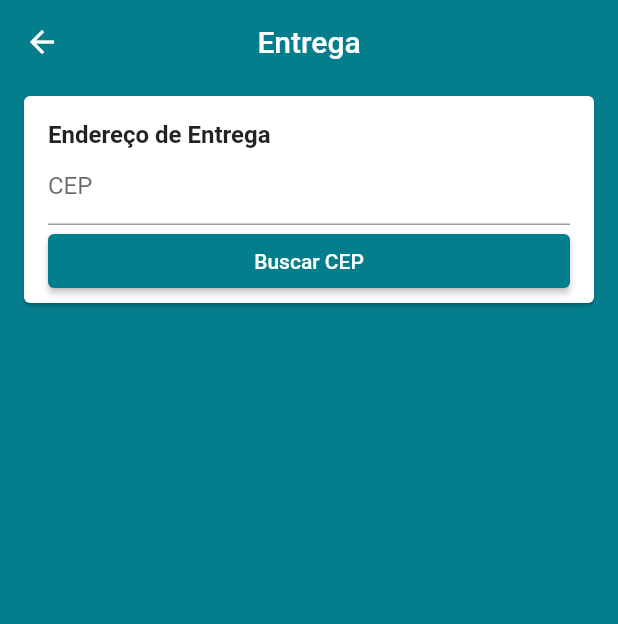
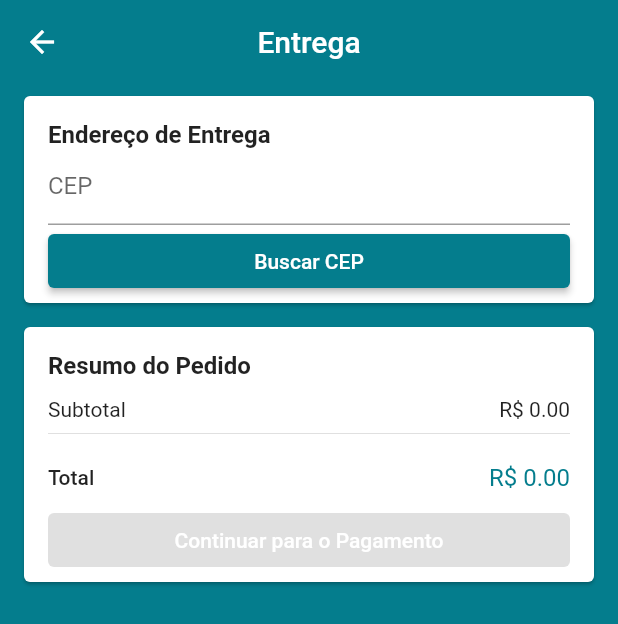
Before and after one commit to ed2aplicativos/game-store, a Flutter app: the CartScreen screen opened by its route, after a tap on "Continuar para Entrega", on a phone screen of 412 x 824 dp. Shown: the top 624 px of the screen. Run offline on Flutter 3.47's test engine with Material 2 defaults, Android fonts, the phone set to English and light mode, and no system bars; our stand-ins replace brasil_fields, carousel_pro, cloud_firestore, dio, firebase_auth, firebase_storage and 4 more; missing offline and left inert: alphabet_list_scroll_view; accounts and stored records are empty.

Commit message:
Exibindo a Taxa de Entrega

```diff
--- a/lib/common/price_card.dart
+++ b/lib/common/price_card.dart
@@ -12,6 +12,8 @@ class PriceCard extends StatelessWidget {
   Widget build(BuildContext context) {
     final cartManager = context.watch<CartManager>();
     final productsPrice = cartManager.productsPrice;
+    final deliveryPrice = cartManager.deliveryPrice;
+    final totalPrice = cartManager.totalPrice;
 
     return Card(
       margin: const EdgeInsets.symmetric(horizontal: 16, vertical: 8),
@@ -39,6 +41,17 @@ class PriceCard extends StatelessWidget {
               ],
             ),
             const Divider(),
+            if(deliveryPrice != null)
+              ...[
+                Row(
+                  mainAxisAlignment: MainAxisAlignment.spaceBetween,
+                  children: <Widget>[
+                    const Text('Entrega'),
+                    Text('R\$ ${deliveryPrice.toStringAsFixed(2)}')
+                  ],
+                ),
+                const Divider(),
+              ],
             const SizedBox(
               height: 12,
             ),
@@ -50,7 +63,7 @@ class PriceCard extends StatelessWidget {
                   style: TextStyle(fontWeight: FontWeight.w500),
                 ),
                 Text(
-                  'R\$ ${productsPrice.toStringAsFixed(2)}',
+                  'R\$ ${totalPrice.toStringAsFixed(2)}',
                   style: TextStyle(
                     color: Theme.of(context).primaryColor,
                     fontSize: 16,
--- a/lib/models/cart_manager.dart
+++ b/lib/models/cart_manager.dart
@@ -7,7 +7,7 @@ import 'package:new_game_store/models/cart_product.dart';
 import 'package:new_game_store/models/product.dart';
 import 'package:new_game_store/models/user.dart';
 import 'package:new_game_store/models/user_manager.dart';
-import 'package:new_game_store/screens/address/address_screen.dart';
+
 import 'package:new_game_store/services/cepaperto_service.dart';
 
 class CartManager extends ChangeNotifier {
@@ -18,6 +18,8 @@ class CartManager extends ChangeNotifier {
 
   num productsPrice = 0.0;
   num deliveryPrice;
+
+  num get totalPrice => productsPrice + (deliveryPrice ?? 0);
 
   final Firestore firestore = Firestore.instance;
 
@@ -95,6 +97,8 @@ class CartManager extends ChangeNotifier {
     return true;
   }
 
+  bool get isAddressValid => address != null && deliveryPrice != null;
+
   // ADDRESS
 
   Future<void> getAddress(String cep) async {
@@ -122,6 +126,7 @@ class CartManager extends ChangeNotifier {
   Future<void> setAddress(Address address) async {
     if(await calculateDelivery(address.lat, address.long)){
       print('price $deliveryPrice');
+      notifyListeners();
     } else {
       return Future.error('Endereço fora do raio de entrega :(');
     }
@@ -129,6 +134,7 @@ class CartManager extends ChangeNotifier {
 
   void removeAddress() {
     address = null;
+    deliveryPrice = null;
     notifyListeners();
   }
 
--- a/lib/screens/address/address_screen.dart
+++ b/lib/screens/address/address_screen.dart
@@ -1,5 +1,8 @@
 import 'package:flutter/material.dart';
+import 'package:new_game_store/common/price_card.dart';
+import 'package:new_game_store/models/cart_manager.dart';
 import 'package:new_game_store/screens/address/components/address_card.dart';
+import 'package:provider/provider.dart';
 
 class AddressScreen extends StatelessWidget {
   @override
@@ -12,6 +15,16 @@ class AddressScreen extends StatelessWidget {
       body: ListView(
         children: [
           AddressCard(),
+          Consumer<CartManager>(
+            builder: (_, cartManager, __){
+              return PriceCard(
+                buttonText: 'Continuar para o Pagamento',
+                onPressed: cartManager.isAddressValid ? (){
+
+                } : null,
+              );
+            },
+          ),
         ],
       ),
     );
--- a/lib/screens/address/components/address_input_field.dart
+++ b/lib/screens/address/components/address_input_field.dart
@@ -12,11 +12,12 @@ class AddressInputField extends StatelessWidget {
   @override
   Widget build(BuildContext context) {
     final primaryColor = Theme.of(context).primaryColor;
+    final cartManager = context.watch<CartManager>();
 
     String emptyValidator(String text) =>
         text.isEmpty ? 'Campo obrigatório' : null;
 
-    if (address.zipCode != null)
+    if (address.zipCode != null && cartManager.deliveryPrice == null)
       return Column(
         crossAxisAlignment: CrossAxisAlignment.stretch,
         children: <Widget>[
@@ -151,7 +152,14 @@ class AddressInputField extends StatelessWidget {
           ),
         ],
       );
-    else
-      return Container();
+    else if(address.zipCode != null)
+      return Padding(
+        padding: const EdgeInsets.only(bottom: 16),
+        child: Text(
+          '${address.street}, ${address.number}\n${address.district}\n'
+              '${address.city} - ${address.state}'
+        ),
+      );
+    else return Container();
   }
 }
```
